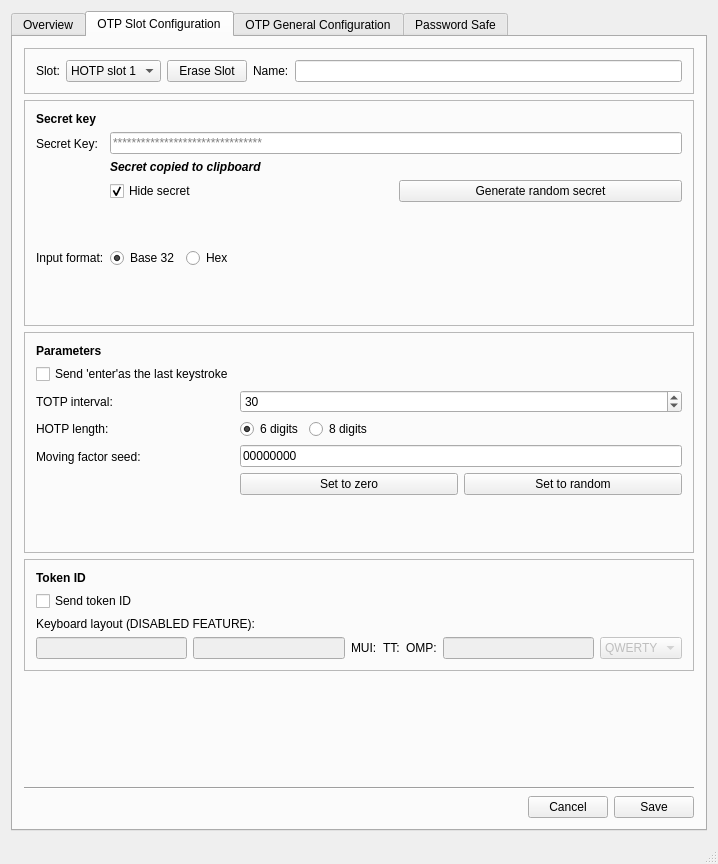
Qt form mainwindow.ui (Nitrokey/nitrokey-app) before a commit.
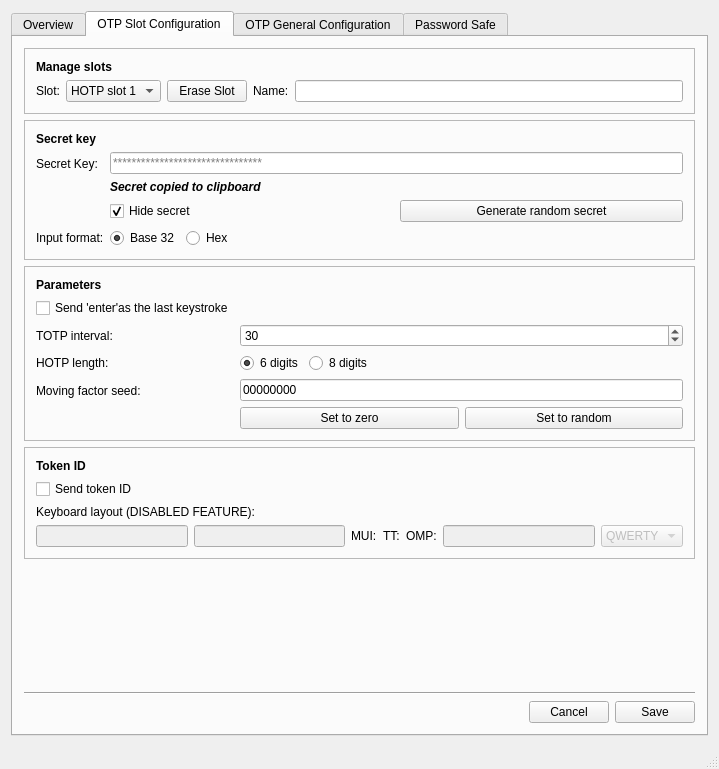
The same form after that commit. The open tabs and pages were chosen to show the change. Icons and pictures are not drawn.

Commit message: topt & hotp submenus, icons, grouping size and resing policies

What changed in the file:
```diff
--- a/mainwindow.ui
+++ b/mainwindow.ui
@@ -6,8 +6,8 @@
    <rect>
     <x>0</x>
     <y>0</y>
-    <width>718</width>
-    <height>864</height>
+    <width>719</width>
+    <height>769</height>
    </rect>
   </property>
   <property name="sizePolicy">
@@ -23,6 +23,9 @@
    <iconset resource="resources.qrc">
     <normaloff>:/images/CS_icon.png</normaloff>:/images/CS_icon.png</iconset>
   </property>
+  <property name="autoFillBackground">
+   <bool>true</bool>
+  </property>
   <widget class="QWidget" name="centralWidget">
    <layout class="QVBoxLayout" name="verticalLayout">
     <item>
@@ -168,6 +171,19 @@
            <enum>QFrame::Raised</enum>
           </property>
           <layout class="QVBoxLayout" name="verticalLayout_11">
+           <item>
+            <widget class="QLabel" name="label_24">
+             <property name="font">
+              <font>
+               <weight>75</weight>
+               <bold>true</bold>
+              </font>
+             </property>
+             <property name="text">
+              <string>Manage slots</string>
+             </property>
+            </widget>
+           </item>
            <item>
             <layout class="QHBoxLayout" name="horizontalLayout_9">
              <item>
@@ -267,6 +283,9 @@
            </item>
            <item>
             <layout class="QFormLayout" name="formLayout_4">
+             <property name="fieldGrowthPolicy">
+              <enum>QFormLayout::AllNonFixedFieldsGrow</enum>
+             </property>
              <item row="1" column="0">
               <widget class="QLabel" name="label_3">
                <property name="toolTip">
@@ -343,19 +362,6 @@
                  </item>
                 </layout>
                </item>
-               <item>
-                <spacer name="verticalSpacer_6">
-                 <property name="orientation">
-                  <enum>Qt::Vertical</enum>
-                 </property>
-                 <property name="sizeHint" stdset="0">
-                  <size>
-                   <width>20</width>
-                   <height>40</height>
-                  </size>
-                 </property>
-                </spacer>
-               </item>
               </layout>
              </item>
              <item row="2" column="0">
@@ -411,19 +417,6 @@
                </item>
               </layout>
              </item>
-             <item row="3" column="1">
-              <spacer name="verticalSpacer_5">
-               <property name="orientation">
-                <enum>Qt::Vertical</enum>
-               </property>
-               <property name="sizeHint" stdset="0">
-                <size>
-                 <width>20</width>
-                 <height>40</height>
-                </size>
-               </property>
-              </spacer>
-             </item>
             </layout>
            </item>
           </layout>
@@ -566,32 +559,6 @@
                </item>
               </layout>
              </item>
-             <item row="5" column="1">
-              <spacer name="verticalSpacer_7">
-               <property name="orientation">
-                <enum>Qt::Vertical</enum>
-               </property>
-               <property name="sizeHint" stdset="0">
-                <size>
-                 <width>20</width>
-                 <height>40</height>
-                </size>
-               </property>
-              </spacer>
-             </item>
-             <item row="5" column="0">
-              <spacer name="verticalSpacer_8">
-               <property name="orientation">
-                <enum>Qt::Vertical</enum>
-               </property>
-               <property name="sizeHint" stdset="0">
-                <size>
-                 <width>20</width>
-                 <height>40</height>
-                </size>
-               </property>
-              </spacer>
-             </item>
             </layout>
            </item>
           </layout>
@@ -735,7 +702,7 @@
          </widget>
         </item>
         <item>
-         <spacer name="verticalSpacer_2">
+         <spacer name="verticalSpacer_3">
           <property name="orientation">
            <enum>Qt::Vertical</enum>
           </property>
```
Left out of the diff: 16 changed lines with no effect on the pictures. The commit also changes 2 other files.
